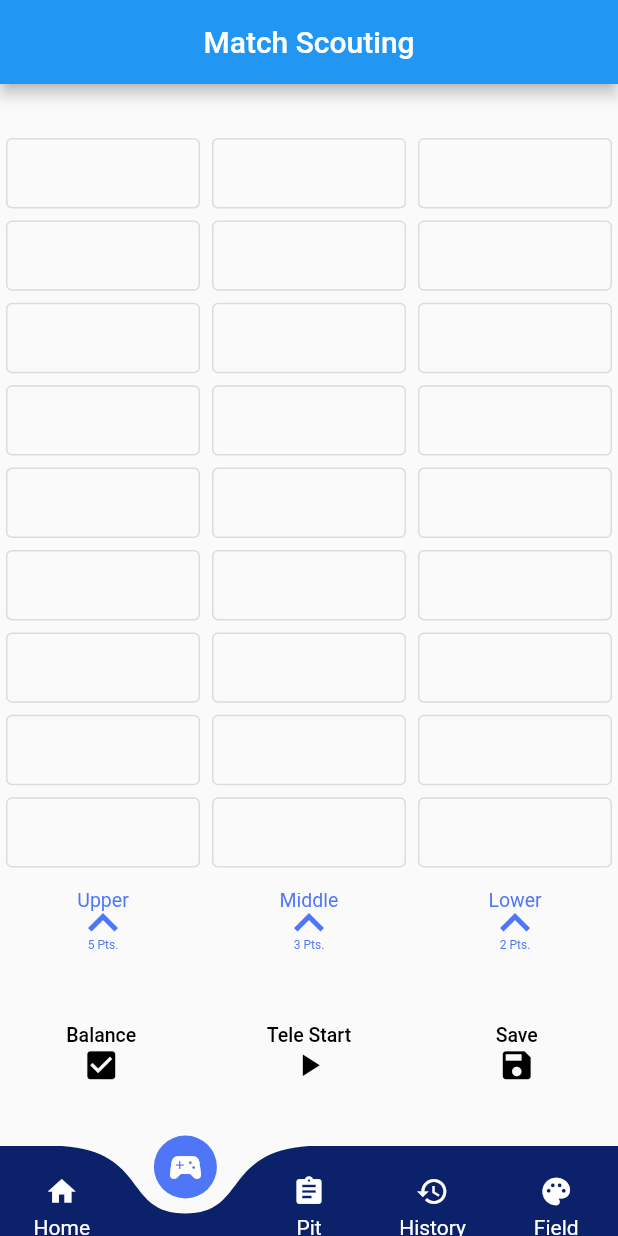
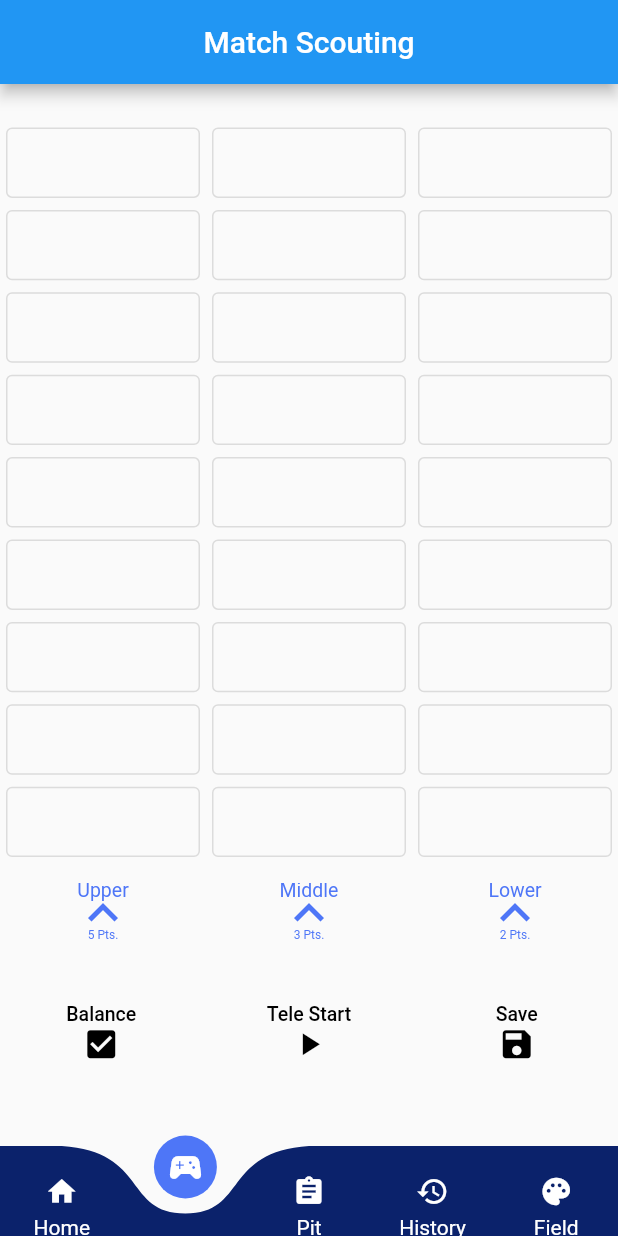
Before and after one commit to Team-Optix-3749/Optix-Scouting, a Flutter app: the screen it shows after launch, swiped to page 2, on a phone screen of 412 x 824 dp. Run offline on Flutter 3.47's test engine with Material 2 defaults, Android fonts, the phone set to English and light mode, and no system bars; drawn by our look-alikes of curved_navigation_bar; our stand-ins replace carousel_slider, csv, dropdown_button2, flutter_slidable, flutter_svg, gallery_saver and 3 more; missing offline and left inert: flutter_grid_button, flutter_octicons, image_painter; project files that could hold a hidden picture were left out.

Commit message:
goofy ahhhh sizing errors

```diff
--- a/lib/pages/match.dart
+++ b/lib/pages/match.dart
@@ -582,7 +582,7 @@ class _MatchState extends State<Match> {
               //           getTapPosition(details, currentSelected)),
               // ),
               child: Container(
-                padding: EdgeInsets.only(top: 32),
+                padding: EdgeInsets.only(top: 25),
                 child: Center(
                   child: GridView.builder(
                     itemCount: 27,
@@ -645,7 +645,7 @@ class _MatchState extends State<Match> {
               ),
             ),
             Container(
-              padding: EdgeInsets.only(top: 8, bottom: 32),
+              padding: EdgeInsets.only(top: 8, bottom: 25),
               child: Row(
                 mainAxisAlignment: MainAxisAlignment.spaceAround,
                 children: scoreChanges.keys
```
